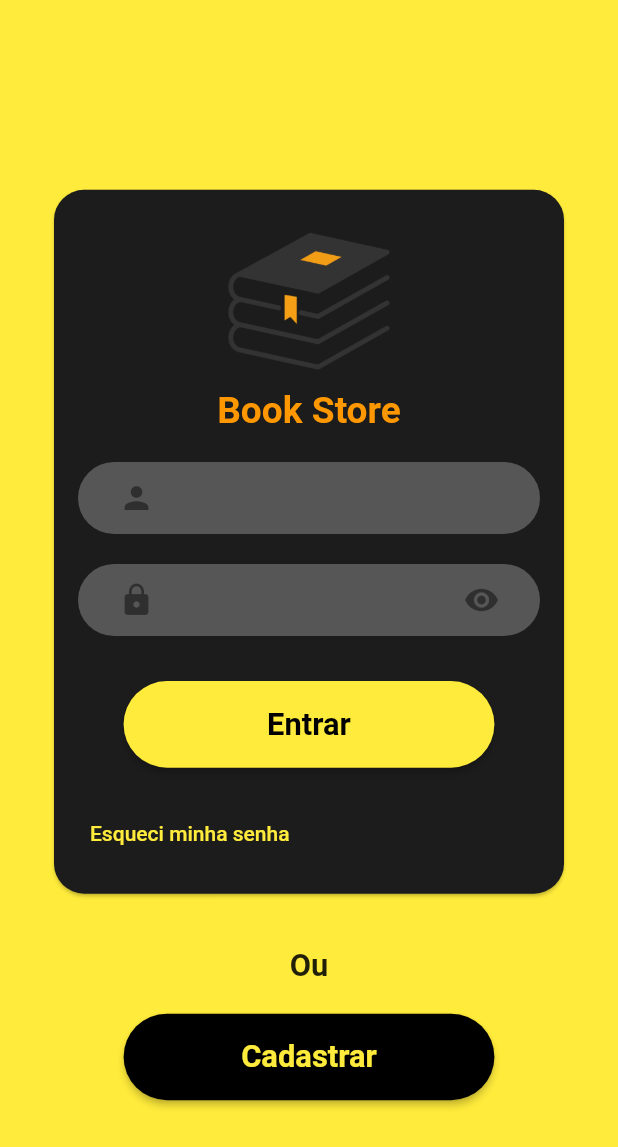
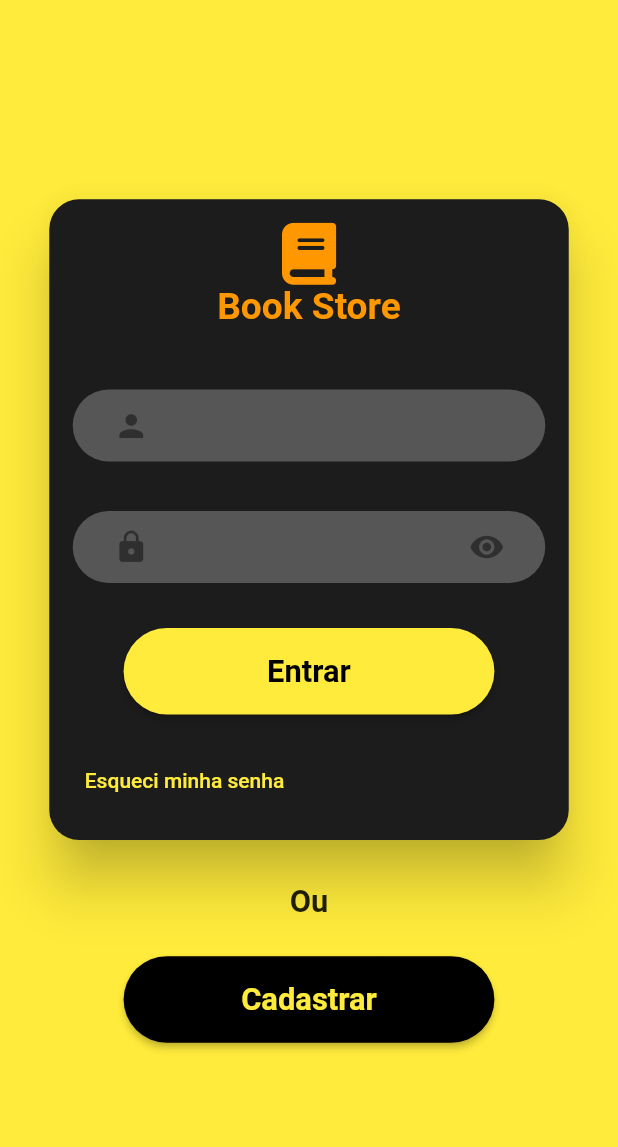
Before and after one commit to Marcel0Henrique/book_store, a Flutter app: the screen it shows after launch, on a phone screen of 412 x 824 dp. Shown: the top 1147 px of the screen. Run offline on Flutter 3.47's test engine with Material 2 defaults, Android fonts, the phone set to English and light mode, and no system bars; our stand-ins replace easy_splash_screen, font_awesome_flutter, mobx; generated files the repository leaves out were written again.

Commit message:
colocando responsividade

```diff
--- /dev/null
+++ b/lib/store/login_store.dart
@@ -0,0 +1,23 @@
+import 'package:flutter/material.dart';
+import 'package:mobx/mobx.dart';
+part 'login_store.g.dart';
+
+class LoginController = LoginController_Base with _$LoginController;
+
+abstract class LoginController_Base with Store {
+  LoginController_Base() {
+    autorun((_) {
+      print(email_Controller.text);
+    });
+  }
+
+  @observable
+  TextEditingController email_Controller = TextEditingController();
+  @observable
+  TextEditingController pass_Controller = TextEditingController();
+
+  @action
+  setEmail() => email_Controller.text = email_Controller.text;
+  @action
+  setPass() => pass_Controller.text = pass_Controller.text;
+}
--- a/lib/views/login_view.dart
+++ b/lib/views/login_view.dart
@@ -1,3 +1,4 @@
+import 'package:book_store/store/login_store.dart';
 import 'package:book_store/widgets/custom_elevatedbuttom.dart';
 import 'package:book_store/widgets/custom_textformfield.dart';
 import 'package:flutter/material.dart';
@@ -11,6 +12,7 @@ class LoginView extends StatefulWidget {
 }
 
 class _LoginViewState extends State<LoginView> {
+  LoginController _controller = LoginController();
   @override
   Widget build(BuildContext context) {
     return Scaffold(
@@ -18,22 +20,27 @@ class _LoginViewState extends State<LoginView> {
         mainAxisAlignment: MainAxisAlignment.center,
         children: [
           Padding(
-            padding: const EdgeInsets.all(32),
+            padding: EdgeInsets.only(
+              bottom: 0,
+              left: MediaQuery.of(context).size.width * 0.07,
+              right: MediaQuery.of(context).size.width * 0.07,
+            ),
             child: Container(
               alignment: Alignment.center,
               child: Card(
+                elevation: 16,
                 color: Color(0xff1c1c1c),
                 shape: RoundedRectangleBorder(
                     borderRadius: BorderRadius.circular(20)),
                 child: Padding(
-                  padding: const EdgeInsets.all(16),
+                  padding:
+                      EdgeInsets.all(MediaQuery.of(context).size.width * 0.038),
                   child: Column(
                     mainAxisSize: MainAxisSize.min,
                     children: [
-                      Image.asset(
-                        "assets/images/logo.png",
-                        scale: MediaQuery.of(context).size.width * 0.05,
-                      ),
+                      FaIcon(FontAwesomeIcons.book,
+                          color: Colors.orange,
+                          size: MediaQuery.of(context).size.width * 0.1),
                       Text(
                         "Book Store",
                         style: TextStyle(
@@ -42,12 +49,17 @@ class _LoginViewState extends State<LoginView> {
                           color: Colors.orange,
                         ),
                       ),
-                      const SizedBox(height: 20),
-                      const CustomTextFormField(
+                      SizedBox(
+                          height: MediaQuery.of(context).size.height * 0.05),
+                      CustomTextFormField(
+                        controller: _controller.email_Controller,
                         prefixIcon: Icon(Icons.person),
                       ),
-                      const SizedBox(height: 20),
-                      const CustomTextFormField(
+                      SizedBox(
+                          height: MediaQuery.of(context).size.height * 0.04),
+                      CustomTextFormField(
+                        obscureText: false,
+                        controller: _controller.pass_Controller,
                         prefixIcon: Icon(Icons.lock),
                         suffixIcon: Icon(Icons.visibility),
                       ),
@@ -70,14 +82,18 @@ class _LoginViewState extends State<LoginView> {
               ),
             ),
           ),
-          Text(
-            "Ou",
-            style: TextStyle(
-              fontSize: MediaQuery.of(context).size.width * 0.05,
-              fontWeight: FontWeight.bold,
+          Padding(
+            padding: EdgeInsets.symmetric(
+              vertical: MediaQuery.of(context).size.height * 0.03,
+            ),
+            child: Text(
+              "Ou",
+              style: TextStyle(
+                fontSize: MediaQuery.of(context).size.width * 0.05,
+                fontWeight: FontWeight.bold,
+              ),
             ),
           ),
-          const SizedBox(height: 20),
           CustomElevatedButtom(
             inverseColor: true,
             onPressed: () {},
--- a/lib/views/splash_view.dart
+++ b/lib/views/splash_view.dart
@@ -14,6 +14,7 @@ class SplashFuturePage extends StatefulWidget {
 class _SplashFuturePageState extends State<SplashFuturePage> {
   Future<Widget> futureCall() async {
     // do async operation ( api call, auto login)
+
     await Future.delayed(Duration(seconds: 5));
     return Future.value(LoginView());
   }
--- a/lib/widgets/custom_textformfield.dart
+++ b/lib/widgets/custom_textformfield.dart
@@ -3,10 +3,16 @@ import 'package:flutter/material.dart';
 class CustomTextFormField extends StatelessWidget {
   final Widget? prefixIcon;
   final Widget? suffixIcon;
+  final TextEditingController? controller;
+  final ValueChanged? onChanged;
+  final bool obscureText;
   const CustomTextFormField({
     Key? key,
     this.prefixIcon,
     this.suffixIcon,
+    this.controller,
+    this.onChanged,
+    this.obscureText = false,
   }) : super(key: key);
 
   @override
@@ -20,6 +26,9 @@ class CustomTextFormField extends StatelessWidget {
       child: Padding(
         padding: const EdgeInsets.symmetric(horizontal: 15),
         child: TextFormField(
+          controller: controller,
+          onChanged: onChanged,
+          obscureText: obscureText,
           decoration: InputDecoration(
             prefixIcon: prefixIcon,
             suffixIcon: suffixIcon,
--- a/pubspec.yaml
+++ b/pubspec.yaml
@@ -36,10 +36,14 @@ dependencies:
   cupertino_icons: ^1.0.2
   font_awesome_flutter: ^10.1.0
   easy_splash_screen: ^1.0.3
+  mobx: ^2.0.7+3
+  flutter_mobx: ^2.0.6+1
 
 dev_dependencies:
   flutter_test:
     sdk: flutter
+  mobx_codegen: ^2.0.7
+  build_runner: ^2.1.11
 
   # The "flutter_lints" package below contains a set of recommended lints to
   # encourage good coding practices. The lint set provided by the package is
```
Also changed, not shown: lib/store/login_store.g.dart (added), pubspec.lock.
